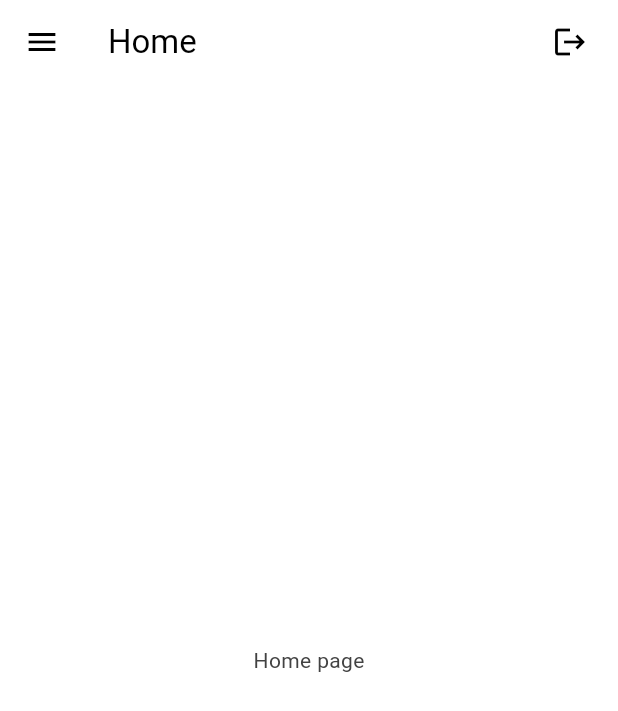
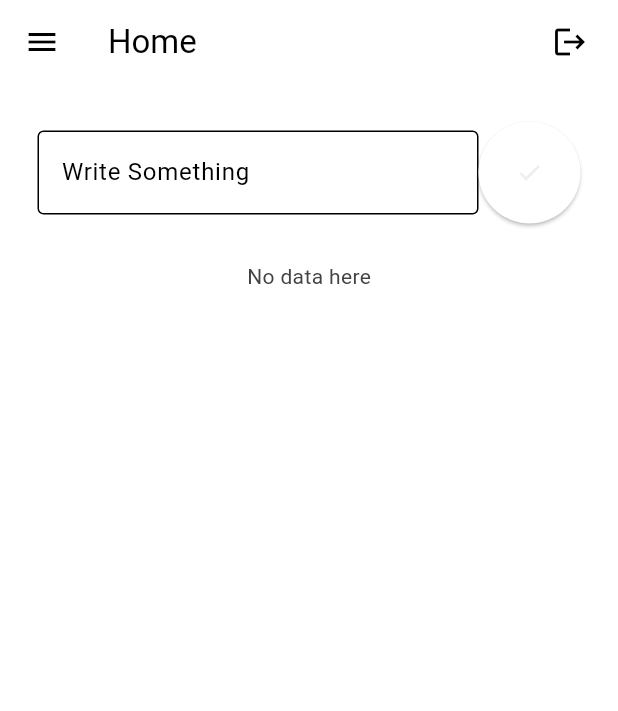
Before and after one commit to amaz11/flutter_social_media, a Flutter app: the screen it shows once a user with an empty profile is signed in, on a phone screen of 412 x 824 dp. Shown: the top 711 px of the screen. Run offline on Flutter 3.47's test engine with Material 3 defaults, Android fonts, the phone set to English and light mode, and no system bars; our stand-ins replace cloud_firestore, firebase_auth, firebase_core; accounts and stored records are empty.

Commit message:
"post page complete"

```diff
--- /dev/null
+++ b/lib/api/post_service.dart
@@ -0,0 +1,22 @@
+import 'package:cloud_firestore/cloud_firestore.dart';
+import 'package:firebase_auth/firebase_auth.dart';
+
+class FireStorePostService {
+  User? user = FirebaseAuth.instance.currentUser;
+  final CollectionReference posts =
+      FirebaseFirestore.instance.collection('posts');
+  Future<String> postThought(String message) async {
+    await posts.add({
+      'userEmail': user!.email,
+      'post': message,
+      'TimeStamp': Timestamp.now()
+    });
+    return 'Post Add successfully';
+  }
+
+  Stream<QuerySnapshot> getPostsStream() {
+    final posstStream =
+        posts.orderBy('TimeStamp', descending: true).snapshots();
+    return posstStream;
+  }
+}
--- a/lib/pages/home_page.dart
+++ b/lib/pages/home_page.dart
@@ -1,9 +1,17 @@
 import 'package:flutter/material.dart';
 import 'package:socialmedia/api/auth_service.dart';
+import 'package:socialmedia/api/post_service.dart';
 import 'package:socialmedia/widget/mydrawer.dart';
 
-class HomePage extends StatelessWidget {
+class HomePage extends StatefulWidget {
   const HomePage({super.key});
+
+  @override
+  State<HomePage> createState() => _HomePageState();
+}
+
+class _HomePageState extends State<HomePage> {
+  final TextEditingController _postController = TextEditingController();
 
   @override
   Widget build(BuildContext context) {
@@ -22,7 +30,76 @@ class HomePage extends StatelessWidget {
           )
         ],
       ),
-      body: const Center(child: Text("Home page")),
+      body: Column(
+        children: [
+          Padding(
+            padding: const EdgeInsets.all(25.0),
+            child: Row(
+              children: [
+                Expanded(
+                  // width: 280,
+                  child: TextField(
+                    controller: _postController,
+                    decoration: const InputDecoration(
+                        border: OutlineInputBorder(),
+                        labelText: 'Write Something'),
+                  ),
+                ),
+                ElevatedButton(
+                  onPressed: () {
+                    const snackBar = SnackBar(
+                      content: Text('Post Add successfully'),
+                    );
+
+                    if (_postController.text.isNotEmpty) {
+                      FireStorePostService()
+                          .postThought(_postController.text)
+                          .then((value) => ScaffoldMessenger.of(context)
+                              .showSnackBar(snackBar));
+                    }
+                    _postController.clear();
+                  },
+                  style: ButtonStyle(
+                    padding: MaterialStateProperty.all<EdgeInsetsGeometry>(
+                        const EdgeInsets.all(25)),
+                  ),
+                  child: const Icon(Icons.check),
+                ),
+              ],
+            ),
+          ),
+          StreamBuilder(
+              stream: FireStorePostService().getPostsStream(),
+              builder: (context, snapshots) {
+                if (snapshots.connectionState == ConnectionState.waiting) {
+                  return const Center(
+                    child: CircularProgressIndicator(),
+                  );
+                } else if (snapshots.hasError) {
+                  return const Text("Somethiong went error");
+                } else {
+                  final posts = snapshots.data!.docs;
+
+                  if (snapshots.data == null || posts.isEmpty) {
+                    return const Text("No data here");
+                  }
+
+                  return Expanded(
+                    child: ListView.builder(
+                        itemCount: posts.length,
+                        itemBuilder: (context, index) {
+                          final post = posts[index];
+
+                          return ListTile(
+                            title: Text(post["post"]),
+                            subtitle: Text(post["userEmail"]),
+                          );
+                        }),
+                  );
+                }
+              })
+        ],
+      ),
       drawer: const MyDrawer(),
     );
   }
```
